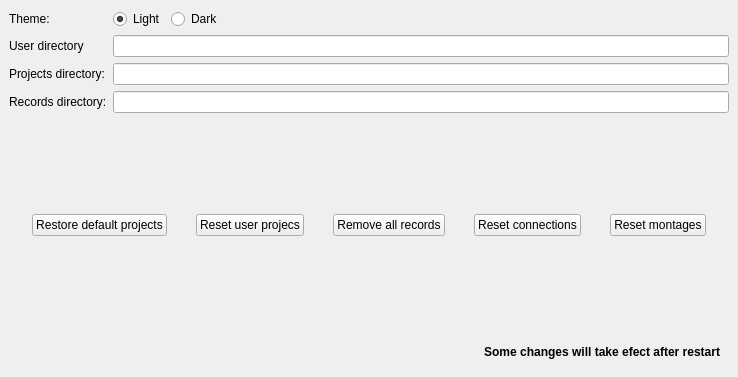
Old version of the form bci_framework/framework/qtgui/configurations.ui in the repository UN-GCPDS/bci-framework.
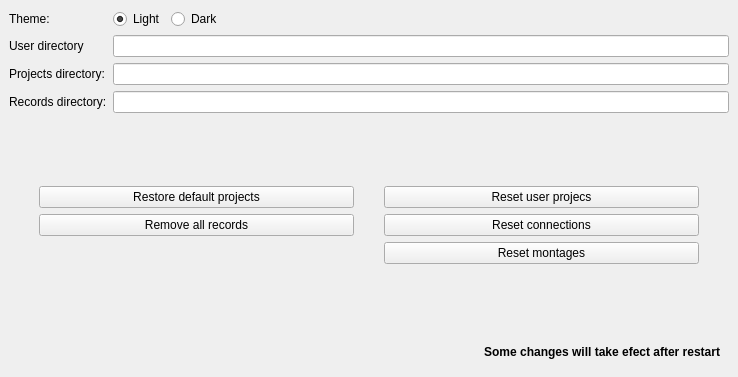
New version of the form.

Commit message: Update widgets for visualizations

What changed in the file:
```diff
--- a/bci_framework/framework/qtgui/configurations.ui
+++ b/bci_framework/framework/qtgui/configurations.ui
@@ -15,6 +15,22 @@
   </property>
   <widget class="QWidget" name="centralwidget">
    <layout class="QGridLayout" name="gridLayout">
+    <item row="5" column="0">
+     <widget class="QWidget" name="widget_restart" native="true">
+      <layout class="QGridLayout" name="gridLayout_2" columnstretch="1">
+       <item row="0" column="0">
+        <widget class="QLabel" name="label_5">
+         <property name="text">
+          <string>&lt;html&gt;&lt;head/&gt;&lt;body&gt;&lt;p&gt;&lt;span style=&quot; font-weight:600;&quot;&gt;Some changes will take efect after restart&lt;/span&gt;&lt;/p&gt;&lt;/body&gt;&lt;/html&gt;</string>
+         </property>
+         <property name="alignment">
+          <set>Qt::AlignRight|Qt::AlignTrailing|Qt::AlignVCenter</set>
+         </property>
+        </widget>
+       </item>
+      </layout>
+     </widget>
+    </item>
     <item row="0" column="0">
      <layout class="QFormLayout" name="formLayout">
       <item row="0" column="0">
@@ -102,35 +118,18 @@
       </item>
      </layout>
     </item>
-    <item row="3" column="0">
-     <spacer name="verticalSpacer">
-      <property name="orientation">
-       <enum>Qt::Vertical</enum>
-      </property>
-      <property name="sizeHint" stdset="0">
-       <size>
-        <width>20</width>
-        <height>40</height>
-       </size>
-      </property>
-     </spacer>
-    </item>
     <item row="2" column="0">
-     <layout class="QHBoxLayout" name="horizontalLayout_4">
-      <item>
-       <spacer name="horizontalSpacer_2">
-        <property name="orientation">
-         <enum>Qt::Horizontal</enum>
-        </property>
-        <property name="sizeHint" stdset="0">
-         <size>
-          <width>40</width>
-          <height>20</height>
-         </size>
-        </property>
-       </spacer>
-      </item>
-      <item>
+     <layout class="QGridLayout" name="gridLayout_3">
+      <property name="leftMargin">
+       <number>30</number>
+      </property>
+      <property name="rightMargin">
+       <number>30</number>
+      </property>
+      <property name="horizontalSpacing">
+       <number>30</number>
+      </property>
+      <item row="0" column="0">
        <widget class="QPushButton" name="pushButton_restore_projects">
         <property name="text">
          <string>Restore default projects</string>
@@ -140,20 +139,17 @@
         </property>
        </widget>
       </item>
-      <item>
-       <spacer name="horizontalSpacer_4">
-        <property name="orientation">
-         <enum>Qt::Horizontal</enum>
+      <item row="1" column="1">
+       <widget class="QPushButton" name="pushButton_reset_connections">
+        <property name="text">
+         <string>Reset connections</string>
         </property>
-        <property name="sizeHint" stdset="0">
-         <size>
-          <width>40</width>
-          <height>20</height>
-         </size>
+        <property name="class" stdset="0">
+         <string>warning</string>
         </property>
-       </spacer>
+       </widget>
       </item>
-      <item>
+      <item row="0" column="1">
        <widget class="QPushButton" name="pushButton_reset_projects">
         <property name="text">
          <string>Reset user projecs</string>
@@ -163,20 +159,7 @@
         </property>
        </widget>
       </item>
-      <item>
-       <spacer name="horizontalSpacer_5">
-        <property name="orientation">
-         <enum>Qt::Horizontal</enum>
-        </property>
-        <property name="sizeHint" stdset="0">
-         <size>
-          <width>40</width>
-          <height>20</height>
-         </size>
-        </property>
-       </spacer>
-      </item>
-      <item>
+      <item row="1" column="0">
        <widget class="QPushButton" name="pushButton_remove_records">
         <property name="text">
          <string>Remove all records</string>
@@ -186,43 +169,7 @@
         </property>
        </widget>
       </item>
-      <item>
-       <spacer name="horizontalSpacer_7">
-        <property name="orientation">
-         <enum>Qt::Horizontal</enum>
-        </property>
-        <property name="sizeHint" stdset="0">
-         <size>
-          <width>40</width>
-          <height>20</height>
-         </size>
-        </property>
-       </spacer>
-      </item>
-      <item>
-       <widget class="QPushButton" name="pushButton_reset_connections">
-        <property name="text">
-         <string>Reset connections</string>
-        </property>
-        <property name="class" stdset="0">
-         <string>warning</string>
-        </property>
-       </widget>
-      </item>
-      <item>
-       <spacer name="horizontalSpacer_6">
-        <property name="orientation">
-         <enum>Qt::Horizontal</enum>
-        </property>
-        <property name="sizeHint" stdset="0">
-         <size>
-          <width>40</width>
-          <height>20</height>
-         </size>
-        </property>
-       </spacer>
-      </item>
-      <item>
+      <item row="2" column="1">
        <widget class="QPushButton" name="pushButton_reset_montages">
         <property name="text">
          <string>Reset montages</string>
@@ -232,36 +179,20 @@
         </property>
        </widget>
       </item>
-      <item>
-       <spacer name="horizontalSpacer_3">
-        <property name="orientation">
-         <enum>Qt::Horizontal</enum>
-        </property>
-        <property name="sizeHint" stdset="0">
-         <size>
-          <width>40</width>
-          <height>20</height>
-         </size>
-        </property>
-       </spacer>
-      </item>
      </layout>
     </item>
     <item row="4" column="0">
-     <widget class="QWidget" name="widget_restart" native="true">
-      <layout class="QGridLayout" name="gridLayout_2" columnstretch="1">
-       <item row="0" column="0">
-        <widget class="QLabel" name="label_5">
-         <property name="text">
-          <string>&lt;html&gt;&lt;head/&gt;&lt;body&gt;&lt;p&gt;&lt;span style=&quot; font-weight:600;&quot;&gt;Some changes will take efect after restart&lt;/span&gt;&lt;/p&gt;&lt;/body&gt;&lt;/html&gt;</string>
-         </property>
-         <property name="alignment">
-          <set>Qt::AlignRight|Qt::AlignTrailing|Qt::AlignVCenter</set>
-         </property>
-        </widget>
-       </item>
-      </layout>
-     </widget>
+     <spacer name="verticalSpacer">
+      <property name="orientation">
+       <enum>Qt::Vertical</enum>
+      </property>
+      <property name="sizeHint" stdset="0">
+       <size>
+        <width>20</width>
+        <height>40</height>
+       </size>
+      </property>
+     </spacer>
     </item>
     <item row="1" column="0">
      <spacer name="verticalSpacer_2">
```
The commit also changes 6 other files.
